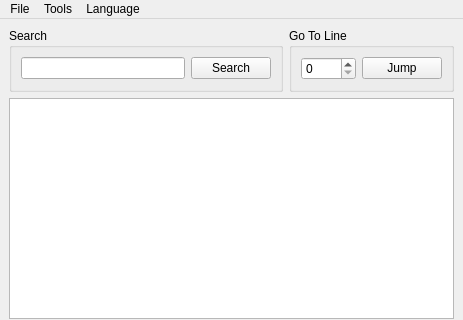
Before: the Qt Designer form Tools/HolocronToolset/src/ui/editors/tlk.ui in NickHugi/PyKotor, drawn with Qt 5; both pictures show x 0 to 463 and y 0 to 320 of the 463 by 577 pixel window.
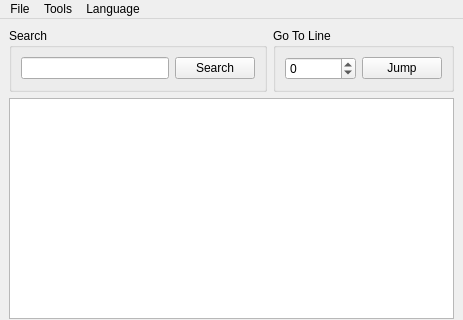
After: the same form once the commit is applied.

```diff
--- a/Tools/HolocronToolset/src/ui/editors/tlk.ui
+++ b/Tools/HolocronToolset/src/ui/editors/tlk.ui
@@ -50,7 +50,14 @@
             </property>
             <layout class="QHBoxLayout" name="horizontalLayout_4">
              <item>
-              <widget class="QSpinBox" name="jumpSpinbox"/>
+              <widget class="QSpinBox" name="jumpSpinbox">
+               <property name="minimum">
+                <number>-2147483648</number>
+               </property>
+               <property name="maximum">
+                <number>2147483647</number>
+               </property>
+              </widget>
              </item>
              <item>
               <widget class="QPushButton" name="jumpButton">
```
